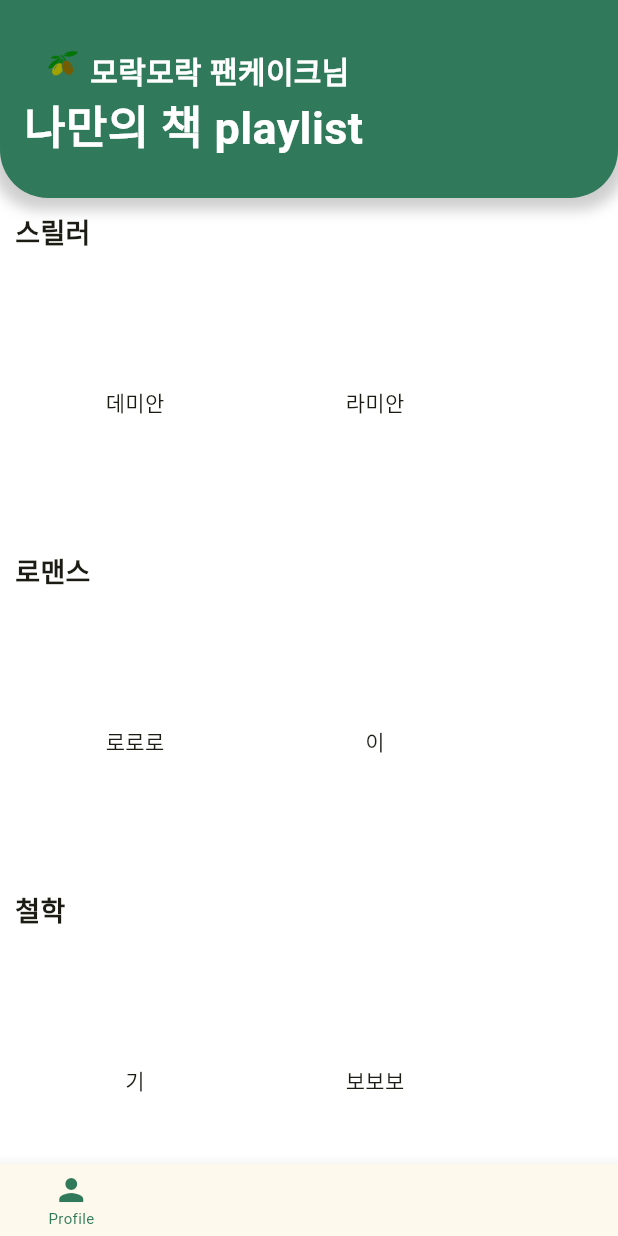
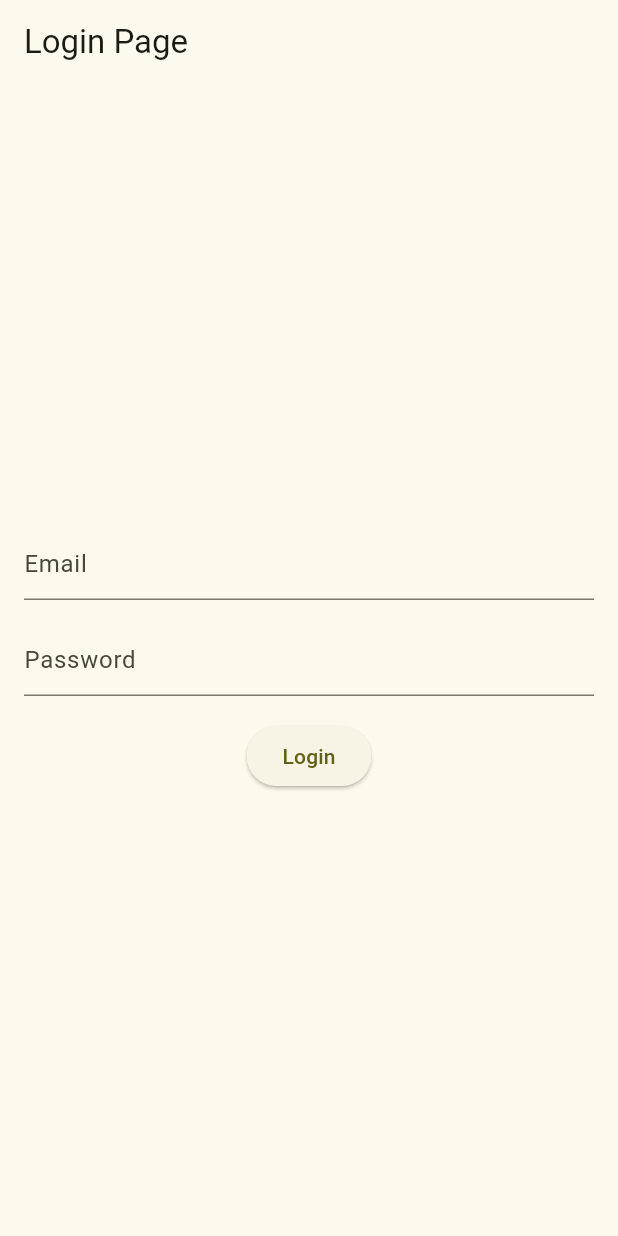
Before and after one commit to eunbeen-hong/2023Madcamp-Week4, a Flutter app: the screen it shows after launch, on a phone screen of 412 x 824 dp. Run offline on Flutter 3.47's test engine with Material 2 defaults, Android fonts, the phone set to English and light mode, and no system bars; our stand-ins replace camera, image_picker, permission_handler, youtube_player_flutter; missing offline and left inert: google_mlkit_text_recognition; accounts and stored records are empty.

Commit message:
login and get user info

```diff
--- a/olive_front/lib/recommend_functions.dart
+++ b/olive_front/lib/functions/recommend_functions.dart
@@ -5,7 +5,7 @@ import 'package:google_mlkit_text_recognition/google_mlkit_text_recognition.dart
 import 'package:permission_handler/permission_handler.dart';
 import 'package:image_picker/image_picker.dart';
 import 'package:untitled/youtube.dart';
-import 'package:untitled/api_functions.dart';
+import 'package:untitled/functions/api_functions.dart';
 import 'package:http/http.dart' as http;
 import 'dart:convert';
 
--- /dev/null
+++ b/olive_front/lib/functions/user_info.dart
@@ -0,0 +1,68 @@
+class CategoryDB {
+  final String categoryId;
+  final String categoryName;
+  final List<String> bookIdList;
+
+  CategoryDB({
+    required this.categoryId,
+    required this.categoryName,
+    required this.bookIdList
+    });
+}
+
+class SongDB {
+  final String title;
+  final String songUrl;
+
+  SongDB({
+    required this.title,
+    required this.songUrl
+    });
+}
+
+class ImageDB {
+  final String imageUrl;
+  final List<SongDB> songs;
+
+  ImageDB({
+    required this.imageUrl,
+    required this.songs
+    });
+}
+
+class BookDB {
+    final String bookId;
+    final String title;
+    final String author;
+    final String last_accessed;
+    final String bookDesc;
+    final List<ImageDB> images;
+
+    BookDB({
+        required this.bookId,
+        required this.title,
+        required this.author,
+        required this.last_accessed,
+        required this.bookDesc,
+        required this.images
+        });
+}
+
+class UserInfoDB {
+  final String userid;
+  final String username;
+  final String email;
+  final String password;
+
+  final List<CategoryDB> categories;
+  final List<BookDB> books;
+
+  UserInfoDB({
+    required this.userid,
+    required this.username,
+    required this.email,
+    required this.password,
+    required this.categories,
+    required this.books
+    });
+}
--- a/olive_front/lib/main.dart
+++ b/olive_front/lib/main.dart
@@ -1,5 +1,6 @@
 import 'package:flutter/material.dart';
-import 'package:untitled/my_home_page.dart';
+import 'package:untitled/pages/my_home_page.dart';
+import 'package:untitled/pages/login_page.dart';
 
 void main() {
   runApp(const MyApp());
@@ -8,7 +9,6 @@ void main() {
 class MyApp extends StatelessWidget {
   const MyApp({super.key});
 
-  // This widget is the root of your application.
   @override
   Widget build(BuildContext context) {
     return MaterialApp(
@@ -17,7 +17,7 @@ class MyApp extends StatelessWidget {
         colorScheme: ColorScheme.fromSeed(seedColor: Color(0xFF808000)),
         useMaterial3: true,
       ),
-      home: const MyHomePage(),
+      home: LoginPage(), // Changed the home to LoginPage
     );
   }
 }
--- a/olive_front/lib/ocr.dart
+++ b/olive_front/lib/ocr.dart
@@ -6,7 +6,7 @@ import 'package:google_mlkit_text_recognition/google_mlkit_text_recognition.dart
 import 'package:permission_handler/permission_handler.dart';
 import 'package:image_picker/image_picker.dart';
 import 'package:untitled/result_screen.dart';
-import 'package:untitled/api_functions.dart';
+import 'package:untitled/functions/api_functions.dart';
 
 class OcrPage extends StatefulWidget {
   const OcrPage({super.key});
--- a/olive_front/lib/add_book_page.dart
+++ b/olive_front/lib/pages/add_book_page.dart
@@ -1,5 +1,5 @@
 import 'package:flutter/material.dart';
-import 'package:untitled/search_book_page.dart';
+import 'package:untitled/pages/search_book_page.dart';
 
 class AddBookPage extends StatefulWidget {
   final Map<String, dynamic>? selectedBook;
--- a/olive_front/lib/home_page.dart
+++ b/olive_front/lib/pages/home_page.dart
@@ -1,5 +1,5 @@
 import 'package:flutter/material.dart';
-import 'package:untitled/add_category_page.dart';
+import 'package:untitled/pages/add_category_page.dart';
 
 import 'add_book_page.dart';
 
--- /dev/null
+++ b/olive_front/lib/pages/login_page.dart
@@ -0,0 +1,70 @@
+import 'package:flutter/material.dart';
+import 'package:untitled/pages/my_home_page.dart';
+import 'package:untitled/functions/api_functions.dart';
+import 'package:untitled/functions/user_info.dart';
+
+class LoginPage extends StatefulWidget {
+  const LoginPage({Key? key}) : super(key: key);
+
+  @override
+  _LoginPageState createState() => _LoginPageState();
+}
+
+class _LoginPageState extends State<LoginPage> {
+  TextEditingController _emailController = TextEditingController();
+  TextEditingController _passwordController = TextEditingController();
+
+  @override
+  Widget build(BuildContext context) {
+    return Scaffold(
+      appBar: AppBar(
+        title: Text('Login Page'),
+      ),
+      body: Padding(
+        padding: EdgeInsets.all(16.0),
+        child: Column(
+          mainAxisAlignment: MainAxisAlignment.center,
+          children: [
+            TextField(
+              controller: _emailController,
+              decoration: InputDecoration(
+                hintText: 'Email',
+              ),
+            ),
+            SizedBox(height: 16),
+            TextField(
+              controller: _passwordController,
+              obscureText: true,
+              decoration: InputDecoration(
+                hintText: 'Password',
+              ),
+            ),
+            SizedBox(height: 16),
+            ElevatedButton(
+              onPressed: () async {
+
+                String email = _emailController.text;
+                String password = _passwordController.text;
+
+                UserInfoDB? userInfo = await getUserInfoFromServer(email, password);
+                if (userInfo != null) {
+                  printUserInfoDB(userInfo);
+                  Navigator.push(
+                    context,
+                    MaterialPageRoute(
+                      // FIXME
+                      builder: (context) => MyHomePage(userInfo: userInfo),
+                    ),
+                  );
+                } else {
+                  print('User not found');
+                }
+              },
+              child: Text('Login'),
+            ),
+          ],
+        ),
+      ),
+    );
+  }
+}
--- a/olive_front/lib/my_home_page.dart
+++ b/olive_front/lib/pages/my_home_page.dart
@@ -1,24 +1,27 @@
-import 'package:untitled/home_page.dart';
+import 'package:untitled/pages/home_page.dart';
 import 'package:untitled/ocr.dart';
-import 'package:untitled/testing_page.dart';
+import 'package:untitled/pages/testing_page.dart';
 import 'package:flutter/material.dart';
 
 import 'home_page.dart';
-import 'package:untitled/add_book_page.dart';
+import 'package:untitled/pages/add_book_page.dart';
 
-import 'package:untitled/youtube_test_page.dart';
+import 'package:untitled/pages/youtube_test_page.dart';
 import 'package:untitled/youtubeplayer.dart';
-
-
+import 'package:untitled/functions/user_info.dart';
 
 class MyHomePage extends StatefulWidget {
-  const MyHomePage({Key? key}) : super(key: key);
+  final UserInfoDB? userInfo;
+
+  MyHomePage({required this.userInfo, Key? key}) : super(key: key); // Keep this constructor
+
 
   @override
   _MyHomePageState createState() => _MyHomePageState();
 }
 
 class _MyHomePageState extends State<MyHomePage> {
+
   int _selectedIndex = 0;
 
   final List<Widget> _widgetOptions = <Widget>[
--- a/olive_front/lib/testing_page.dart
+++ b/olive_front/lib/pages/testing_page.dart
@@ -1,7 +1,8 @@
 import 'package:flutter/material.dart';
-import 'package:untitled/api_functions.dart';
+import 'package:untitled/functions/api_functions.dart';
 import 'package:image_picker/image_picker.dart';
-import 'package:untitled/recommend_functions.dart';
+import 'package:untitled/functions/recommend_functions.dart';
+import 'package:untitled/functions/user_info.dart';
 import 'dart:io';
 import 'dart:convert';
 
@@ -12,7 +13,7 @@ class TestPage extends StatefulWidget {
 
 class _TestPageState extends State<TestPage> {
   TextEditingController _textController = TextEditingController();
-  Map<String, dynamic>? _userInfo;
+  UserInfoDB? _userInfo;
 
 
   @override
@@ -54,8 +55,12 @@ class _TestPageState extends State<TestPage> {
             SizedBox(height: 16),
             ElevatedButton(
               onPressed: () async {
-                String uid = '-Na10IK5-1gZE07mFjGz'; // Replace with the actual user ID
-                Map<String, dynamic> userInfo = await getUserInfoFromServer(uid);
+                print('Get User Info button pressed');
+                String email = 'jane@gmail.com';
+                String password = 'qwerty1234';
+                UserInfoDB? userInfo = await getUserInfoFromServer(email, password);
+                print('Received user info from server:');
+                printUserInfoDB(userInfo);
                 setState(() {
                   _userInfo = userInfo;
                 });
```
Also changed, not shown: olive_front/lib/functions/api_functions.dart (renamed from olive_front/lib/api_functions.dart, +117 -8 lines), olive_front/lib/pages/add_category_page.dart (renamed from olive_front/lib/add_category_page.dart), olive_front/lib/pages/search_book_page.dart (renamed from olive_front/lib/search_book_page.dart), olive_front/lib/pages/youtube_test_page.dart (renamed from olive_front/lib/youtube_test_page.dart).
